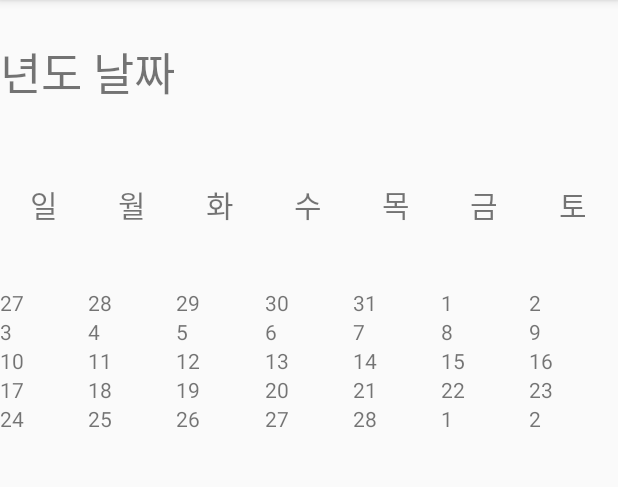
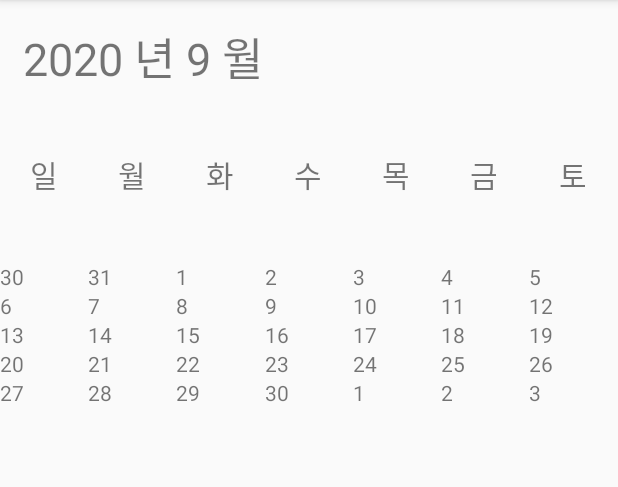
Before and after one commit to sungho8/StickerDiary, an Android app: the screen it shows after launch (MainActivity before the commit, TestActivity after it), on a phone screen of 412 x 824 dp, the part 84-571 px from its top. Run offline under Robolectric (Android 15) with nearby library versions, the phone set to English and light mode, and no system bars.

Commit message:
Develop ViewPager2

```diff
--- a/StikerDiaryProj/app/src/main/AndroidManifest.xml
+++ b/StikerDiaryProj/app/src/main/AndroidManifest.xml
@@ -11,14 +11,14 @@
         android:roundIcon="@mipmap/ic_launcher_round"
         android:supportsRtl="true"
         android:theme="@style/AppTheme">
-        <activity android:name=".MainActivity">
+        <activity android:name=".TestActivity">
             <intent-filter>
                 <action android:name="android.intent.action.MAIN" />
 
                 <category android:name="android.intent.category.LAUNCHER" />
             </intent-filter>
         </activity>
-        <activity android:name=".TestActivity" />
+        <activity android:name=".MainActivity" />
         <activity android:name=".LoginActivity"/>
     </application>
 
--- a/StikerDiaryProj/app/src/main/java/com/baeksoo/stickerdiary/DateCalculator.kt
+++ b/StikerDiaryProj/app/src/main/java/com/baeksoo/stickerdiary/DateCalculator.kt
@@ -7,14 +7,15 @@ import kotlin.collections.ArrayList
 class DateCalculator{
 
     //data 생성
-    fun setData(): ArrayList<Data> {
+    fun setData(_year : Int, _month : Int): ArrayList<Data> {
         val list = arrayListOf<Data>()
 
         val instance = Calendar.getInstance()
         val cells : ArrayList<Date> = ArrayList()
         val calendar : Calendar = instance.clone() as Calendar
-        calendar.set(Calendar.YEAR, 2019)
-        calendar.set(Calendar.MONTH, 1)
+
+        calendar.set(Calendar.YEAR, _year)
+        calendar.set(Calendar.MONTH, _month)
 
         //마지막날짜가 몇째주인지 구하기
         val lastDay = calendar.getActualMaximum(Calendar.DAY_OF_MONTH)
--- a/StikerDiaryProj/app/src/main/java/com/baeksoo/stickerdiary/TestActivity.kt
+++ b/StikerDiaryProj/app/src/main/java/com/baeksoo/stickerdiary/TestActivity.kt
@@ -2,39 +2,53 @@ package com.baeksoo.stickerdiary
 
 import androidx.appcompat.app.AppCompatActivity
 import android.os.Bundle
-import android.util.Log
 import android.view.View
 import android.view.ViewGroup
+import android.widget.LinearLayout
+import androidx.recyclerview.widget.LinearLayoutManager
+import androidx.recyclerview.widget.RecyclerView
 import androidx.viewpager.widget.PagerAdapter
 import androidx.viewpager.widget.ViewPager
 import kotlinx.android.synthetic.main.activity_main.*
+import kotlinx.android.synthetic.main.activity_main.view.*
 import kotlinx.android.synthetic.main.activity_test.*
+import java.util.*
+import kotlin.collections.ArrayList
 
 class TestActivity : AppCompatActivity() {
-    var view_list = ArrayList<View>()
+    private val dateCalculator = DateCalculator()
+    private var view_list = ArrayList<View>()
+    private val instance = Calendar.getInstance();
+    private var year = instance.get(Calendar.YEAR).toInt()
+    private var month = instance.get(Calendar.MONTH).toInt()
 
     override fun onCreate(savedInstanceState: Bundle?) {
         super.onCreate(savedInstanceState)
         setContentView(R.layout.activity_test)
 
-        view_list.add(layoutInflater.inflate(R.layout.view1, null))
-        view_list.add(layoutInflater.inflate(R.layout.activity_main, null))
-        view_list.add(layoutInflater.inflate(R.layout.view3, null))
+        val preView = layoutInflater.inflate(R.layout.activity_main,null)
+        val currentView  = layoutInflater.inflate(R.layout.activity_main,null)
+        val nextView = layoutInflater.inflate(R.layout.activity_main,null)
+
+        preView.recyclerView.adapter = CalendarAdapter(dateCalculator.setData(year,month-1))
+        currentView.recyclerView.adapter = CalendarAdapter(dateCalculator.setData(year,month))
+        nextView.recyclerView.adapter = CalendarAdapter(dateCalculator.setData(year,month+1))
+
+
+        view_list.add(preView)
+        view_list.add(currentView)
+        view_list.add(nextView)
 
         pager.adapter = CustomAdapter()
-
+        pager.setCurrentItem(1)
 
         pager.addOnPageChangeListener(object : ViewPager.OnPageChangeListener {
             // 스크롤 상태가 변경되었을 때
             override fun onPageScrollStateChanged(state: Int) {
             }
 
-            override fun onPageScrolled(
-                position: Int,
-                positionOffset: Float,
-                positionOffsetPixels: Int
-            ) {
-                tv1.text = "${position} 번째 뷰가 나타났습니다."
+            override fun onPageScrolled(position: Int, positionOffset: Float, positionOffsetPixels: Int) {
+                tv1.text = "${year} 년 ${month + position} 월"
             }
 
             // 클릭했을 때
@@ -56,10 +70,7 @@ class TestActivity : AppCompatActivity() {
 
         // 항목을 구성하기 위해서 호출
         // 보여주고자 하는 뷰를 페이저 객체에 집어 넣고 반환하면 된다.
-        override fun instantiateItem(
-            container: ViewGroup,
-            position: Int
-        ): Any { // position : 항목의 인덱스
+        override fun instantiateItem(container: ViewGroup, position: Int): Any { // position : 항목의 인덱스
             pager.addView(view_list[position]) // 1. 얘가 isViewFromObject의 view로 들어오고
 
             return view_list[position] // 2. 얘가 isViewFromObject의 `object`로 들어온다.
--- a/StikerDiaryProj/app/src/main/res/layout/activity_main.xml
+++ b/StikerDiaryProj/app/src/main/res/layout/activity_main.xml
@@ -1,5 +1,6 @@
 <?xml version="1.0" encoding="utf-8"?>
 <LinearLayout
+    android:id="@+id/calendarView"
     xmlns:android="http://schemas.android.com/apk/res/android"
     xmlns:app="http://schemas.android.com/apk/res-auto"
     xmlns:tools="http://schemas.android.com/tools"
@@ -7,14 +8,6 @@
     android:layout_height="match_parent"
     tools:context=".MainActivity"
     android:orientation="vertical">
-
-    <TextView
-        android:layout_width="wrap_content"
-        android:layout_height="0dp"
-        android:layout_weight="1"
-        android:paddingVertical="25dp"
-        android:text="년도 날짜"
-        android:textSize="30dp"/>
 
     <LinearLayout
         android:layout_width="match_parent"
--- a/StikerDiaryProj/app/src/main/res/layout/activity_test.xml
+++ b/StikerDiaryProj/app/src/main/res/layout/activity_test.xml
@@ -9,13 +9,13 @@
     tools:context="com.baeksoo.stickerdiary.TestActivity">
     <TextView
         android:id="@+id/tv1"
-        android:text="hi hello"
         android:layout_width="wrap_content"
-        android:layout_height="wrap_content" />
+        android:layout_height="wrap_content"
+        android:padding="15dp"
+        android:text="년도 날짜"
+        android:textSize="30dp"/>
     <androidx.viewpager.widget.ViewPager
         android:id="@+id/pager"
         android:layout_width="match_parent"
         android:layout_height="match_parent"/>
-
-
 </LinearLayout>
```
Also changed, not shown: StikerDiaryProj/app/src/main/java/com/baeksoo/stickerdiary/MainActivity.kt (+5 -5 lines).
